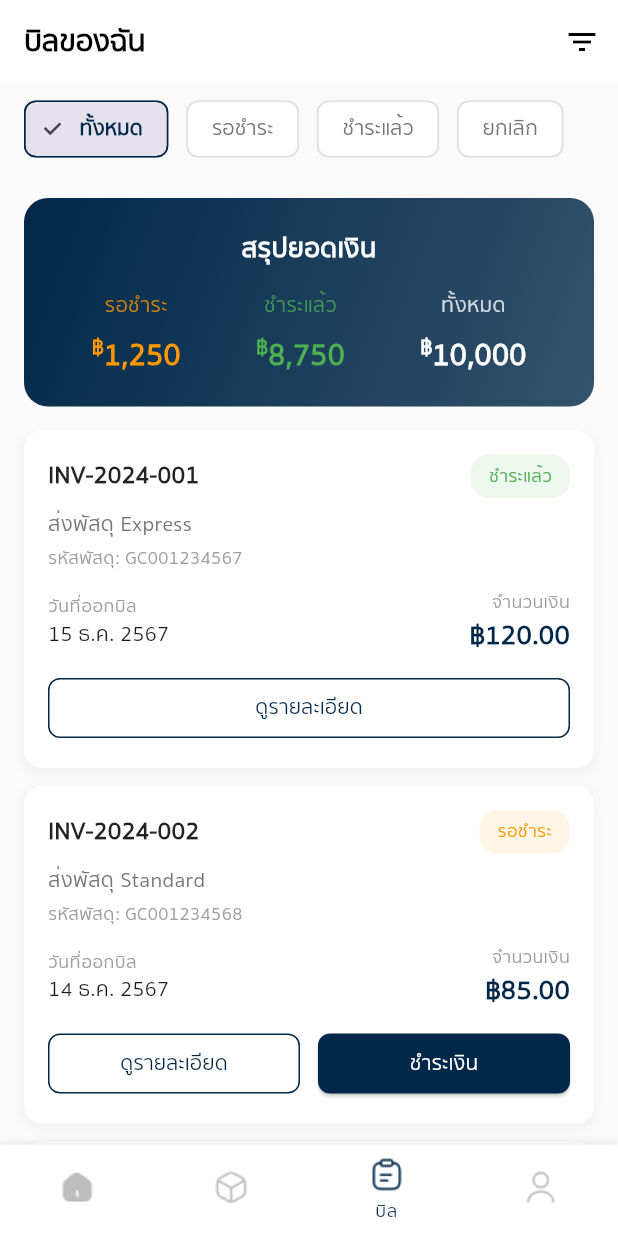
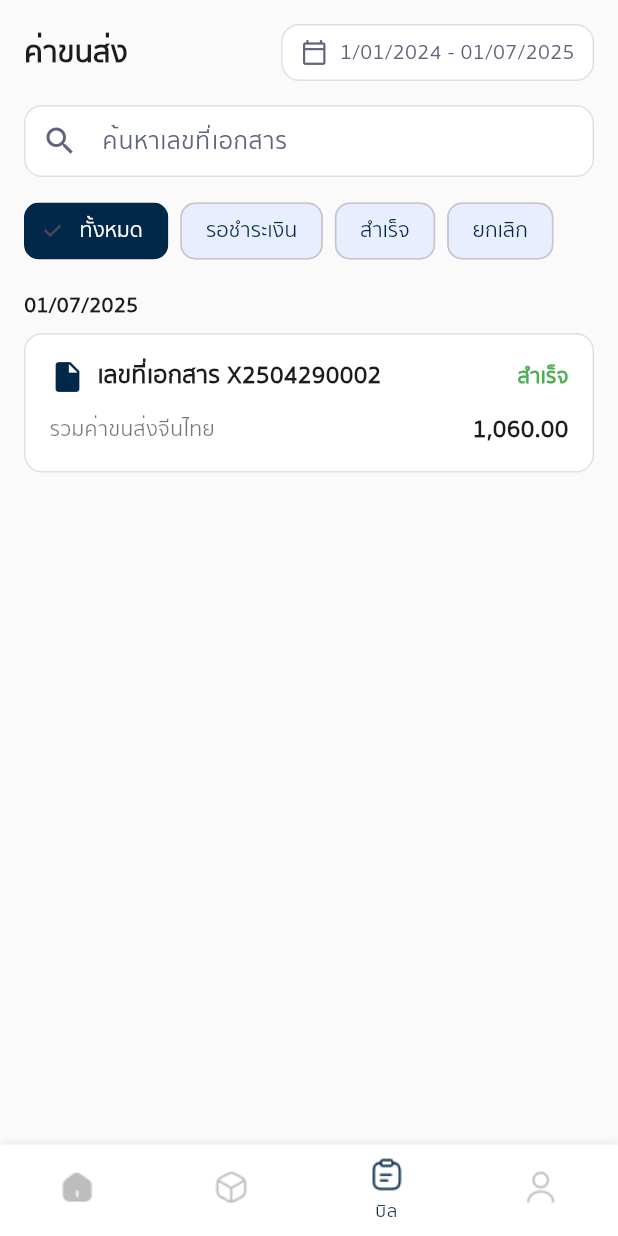
Before and after one commit to AshaTechCorporation/gcargo, a Flutter app: the screen it shows after launch, item 3 of the bottom bar chosen, on a phone screen of 412 x 824 dp. Run offline on Flutter 3.47's test engine with Material 3 defaults, Android fonts, the phone set to English and light mode, and no system bars; our stand-ins replace file_picker.

Commit message:
app new page

```diff
--- a/lib/bill/billPage.dart
+++ b/lib/bill/billPage.dart
@@ -1,4 +1,5 @@
 import 'package:flutter/material.dart';
+import 'package:intl/intl.dart';
 import 'package:gcargo/constants.dart';
 
 class BillPage extends StatefulWidget {
@@ -10,238 +11,140 @@ class BillPage extends StatefulWidget {
 
 class _BillPageState extends State<BillPage> {
   String selectedFilter = 'ทั้งหมด';
-  final List<String> filters = ['ทั้งหมด', 'รอชำระ', 'ชำระแล้ว', 'ยกเลิก'];
+  final List<String> filters = ['ทั้งหมด', 'รอชำระเงิน', 'สำเร็จ', 'ยกเลิก'];
+  String selectedDateRange = '1/01/2024 - 01/07/2025';
 
   @override
   Widget build(BuildContext context) {
     return Scaffold(
       backgroundColor: Colors.grey.shade50,
-      appBar: AppBar(
-        backgroundColor: Colors.white,
-        elevation: 0,
-        title: const Text('บิลของฉัน', style: TextStyle(color: Colors.black, fontSize: 20, fontWeight: FontWeight.bold)),
-        actions: [IconButton(onPressed: () {}, icon: const Icon(Icons.filter_list, color: Colors.black))],
+      body: SafeArea(
+        child: Column(
+          crossAxisAlignment: CrossAxisAlignment.start,
+          children: [
+            // 🔹 Header
+            Padding(
+              padding: const EdgeInsets.symmetric(horizontal: 16, vertical: 16),
+              child: Row(
+                children: [
+                  const Text('ค่าขนส่ง', style: TextStyle(fontSize: 20, fontWeight: FontWeight.bold)),
+                  const Spacer(),
+                  GestureDetector(
+                    onTap: () {
+                      // TODO: Add date range picker
+                    },
+                    child: Container(
+                      padding: const EdgeInsets.symmetric(horizontal: 12, vertical: 8),
+                      decoration: BoxDecoration(
+                        border: Border.all(color: Colors.grey.shade300),
+                        borderRadius: BorderRadius.circular(12),
+                        color: Colors.white,
                       ),
-      body: Column(
+                      child: Row(
                         children: [
-          // Filter Section
-          Container(
-            height: 60,
-            padding: const EdgeInsets.symmetric(horizontal: 16),
-            child: ListView.builder(
-              scrollDirection: Axis.horizontal,
-              itemCount: filters.length,
-              itemBuilder: (context, index) {
-                final filter = filters[index];
-                final isSelected = selectedFilter == filter;
-                return Container(
-                  margin: const EdgeInsets.only(right: 12, top: 8, bottom: 8),
-                  child: FilterChip(
-                    label: Text(filter),
-                    selected: isSelected,
-                    onSelected: (selected) {
-                      setState(() {
-                        selectedFilter = filter;
-                      });
-                    },
-                    backgroundColor: Colors.white,
-                    selectedColor: kButtonColor.withValues(alpha: 0.1),
-                    labelStyle: TextStyle(
-                      color: isSelected ? kButtonColor : Colors.grey.shade600,
-                      fontWeight: isSelected ? FontWeight.w600 : FontWeight.normal,
-                    ),
-                    side: BorderSide(color: isSelected ? kButtonColor : Colors.grey.shade300),
-                  ),
-                );
-              },
+                          const Icon(Icons.calendar_today_outlined, size: 18, color: kHintTextColor),
+                          const SizedBox(width: 8),
+                          Text(selectedDateRange, style: const TextStyle(color: kHintTextColor, fontSize: 14)),
+                        ],
                       ),
                     ),
-
-          // Summary Card
-          Container(
-            margin: const EdgeInsets.all(16),
-            padding: const EdgeInsets.all(20),
-            decoration: BoxDecoration(
-              gradient: LinearGradient(
-                colors: [kButtonColor, kButtonColor.withValues(alpha: 0.8)],
-                begin: Alignment.topLeft,
-                end: Alignment.bottomRight,
-              ),
-              borderRadius: BorderRadius.circular(16),
-            ),
-            child: Column(
-              children: [
-                const Text('สรุปยอดเงิน', style: TextStyle(color: Colors.white, fontSize: 18, fontWeight: FontWeight.bold)),
-                const SizedBox(height: 16),
-                Row(
-                  mainAxisAlignment: MainAxisAlignment.spaceAround,
-                  children: [
-                    _buildSummaryItem('รอชำระ', '1,250', '฿', Colors.orange),
-                    _buildSummaryItem('ชำระแล้ว', '8,750', '฿', Colors.green),
-                    _buildSummaryItem('ทั้งหมด', '10,000', '฿', Colors.white),
-                  ],
                   ),
                 ],
               ),
             ),
 
-          // Bills List
+            // 🔹 Search box
+            Padding(
+              padding: const EdgeInsets.symmetric(horizontal: 16),
+              child: TextField(
+                decoration: InputDecoration(
+                  hintText: 'ค้นหาเลขที่เอกสาร',
+                  hintStyle: const TextStyle(color: kHintTextColor),
+                  prefixIcon: const Icon(Icons.search, color: kHintTextColor),
+                  contentPadding: const EdgeInsets.symmetric(vertical: 0),
+                  filled: true,
+                  fillColor: Colors.white,
+                  border: OutlineInputBorder(borderRadius: BorderRadius.circular(12), borderSide: BorderSide(color: Colors.grey.shade300)),
+                  enabledBorder: OutlineInputBorder(borderRadius: BorderRadius.circular(12), borderSide: BorderSide(color: Colors.grey.shade300)),
+                ),
+              ),
+            ),
+
+            const SizedBox(height: 12),
+
+            // 🔹 Filter Chips
+            Padding(
+              padding: const EdgeInsets.symmetric(horizontal: 16),
+              child: Wrap(
+                spacing: 8,
+                children:
+                    filters.map((filter) {
+                      final isSelected = selectedFilter == filter;
+                      return ChoiceChip(
+                        label: Text(filter),
+                        selected: isSelected,
+                        onSelected: (_) {
+                          setState(() {
+                            selectedFilter = filter;
+                          });
+                        },
+                        labelStyle: TextStyle(color: isSelected ? Colors.white : kButtonColor, fontWeight: FontWeight.w500),
+                        selectedColor: kButtonColor,
+                        backgroundColor: kButtondiableColor,
+                        shape: RoundedRectangleBorder(borderRadius: BorderRadius.circular(10)),
+                      );
+                    }).toList(),
+              ),
+            ),
+
+            const SizedBox(height: 16),
+
+            // 🔹 Bill List
             Expanded(
-            child: ListView.builder(
+              child: ListView(
                 padding: const EdgeInsets.symmetric(horizontal: 16),
-              itemCount: 8,
-              itemBuilder: (context, index) {
-                return _buildBillCard(index);
-              },
+                children: [
+                  const Text('01/07/2025', style: TextStyle(fontSize: 14, fontWeight: FontWeight.w600)),
+                  const SizedBox(height: 8),
+                  _buildBillCard(documentNo: 'X2504290002', status: 'สำเร็จ', statusColor: Colors.green, totalAmount: '1,060.00'),
+                ],
               ),
+            ),
+          ],
+        ),
+      ),
+    );
+  }
+
+  Widget _buildBillCard({required String documentNo, required String status, required Color statusColor, required String totalAmount}) {
+    return Container(
+      margin: const EdgeInsets.only(bottom: 16),
+      padding: const EdgeInsets.all(16),
+      decoration: BoxDecoration(color: Colors.white, borderRadius: BorderRadius.circular(12), border: Border.all(color: Colors.grey.shade300)),
+      child: Column(
+        crossAxisAlignment: CrossAxisAlignment.start,
+        children: [
+          // 🔹 Top Row: icon + doc no + status
+          Row(
+            children: [
+              const Icon(Icons.insert_drive_file, color: kButtonColor),
+              const SizedBox(width: 8),
+              Expanded(child: Text('เลขที่เอกสาร $documentNo', style: const TextStyle(fontWeight: FontWeight.bold, fontSize: 16))),
+              Text(status, style: TextStyle(color: statusColor, fontWeight: FontWeight.bold)),
+            ],
+          ),
+          const SizedBox(height: 12),
+
+          // 🔹 Total
+          Row(
+            mainAxisAlignment: MainAxisAlignment.spaceBetween,
+            children: [
+              const Text('รวมค่าขนส่งจีนไทย', style: TextStyle(fontSize: 14, color: Colors.black54)),
+              Text(totalAmount, style: const TextStyle(fontWeight: FontWeight.bold, fontSize: 16)),
+            ],
           ),
         ],
       ),
     );
   }
-
-  Widget _buildSummaryItem(String title, String amount, String currency, Color color) {
-    return Column(
-      children: [
-        Text(title, style: TextStyle(color: color.withValues(alpha: 0.8), fontSize: 14)),
-        const SizedBox(height: 8),
-        Row(
-          mainAxisSize: MainAxisSize.min,
-          crossAxisAlignment: CrossAxisAlignment.start,
-          children: [
-            Text(currency, style: TextStyle(color: color, fontSize: 14, fontWeight: FontWeight.bold)),
-            Text(amount, style: TextStyle(color: color, fontSize: 20, fontWeight: FontWeight.bold)),
-          ],
-        ),
-      ],
-    );
 }
-
-  Widget _buildBillCard(int index) {
-    final List<Map<String, dynamic>> bills = [
-      {
-        'id': 'INV-2024-001',
-        'parcelId': 'GC001234567',
-        'amount': '120.00',
-        'status': 'ชำระแล้ว',
-        'statusColor': Colors.green,
-        'date': '15 ธ.ค. 2567',
-        'dueDate': '20 ธ.ค. 2567',
-        'service': 'ส่งพัสดุ Express',
-      },
-      {
-        'id': 'INV-2024-002',
-        'parcelId': 'GC001234568',
-        'amount': '85.00',
-        'status': 'รอชำระ',
-        'statusColor': Colors.orange,
-        'date': '14 ธ.ค. 2567',
-        'dueDate': '19 ธ.ค. 2567',
-        'service': 'ส่งพัสดุ Standard',
-      },
-      {
-        'id': 'INV-2024-003',
-        'parcelId': 'GC001234569',
-        'amount': '200.00',
-        'status': 'ชำระแล้ว',
-        'statusColor': Colors.green,
-        'date': '13 ธ.ค. 2567',
-        'dueDate': '18 ธ.ค. 2567',
-        'service': 'ส่งพัสดุ Premium',
-      },
-    ];
-
-    final bill = bills[index % bills.length];
-
-    return Container(
-      margin: const EdgeInsets.only(bottom: 12),
-      padding: const EdgeInsets.all(16),
-      decoration: BoxDecoration(
-        color: Colors.white,
-        borderRadius: BorderRadius.circular(12),
-        boxShadow: [BoxShadow(color: Colors.grey.withValues(alpha: 0.1), spreadRadius: 1, blurRadius: 6, offset: const Offset(0, 2))],
-      ),
-      child: Column(
-        crossAxisAlignment: CrossAxisAlignment.start,
-        children: [
-          Row(
-            mainAxisAlignment: MainAxisAlignment.spaceBetween,
-            children: [
-              Text(bill['id'], style: const TextStyle(fontSize: 16, fontWeight: FontWeight.bold, color: Colors.black87)),
-              Container(
-                padding: const EdgeInsets.symmetric(horizontal: 12, vertical: 6),
-                decoration: BoxDecoration(color: bill['statusColor'].withValues(alpha: 0.1), borderRadius: BorderRadius.circular(12)),
-                child: Text(bill['status'], style: TextStyle(fontSize: 12, color: bill['statusColor'], fontWeight: FontWeight.w500)),
-              ),
-            ],
-          ),
-          const SizedBox(height: 8),
-          Text(bill['service'], style: TextStyle(fontSize: 14, color: Colors.grey.shade600)),
-          const SizedBox(height: 4),
-          Text('รหัสพัสดุ: ${bill['parcelId']}', style: TextStyle(fontSize: 12, color: Colors.grey.shade500)),
-          const SizedBox(height: 12),
-          Row(
-            mainAxisAlignment: MainAxisAlignment.spaceBetween,
-            children: [
-              Column(
-                crossAxisAlignment: CrossAxisAlignment.start,
-                children: [
-                  Text('วันที่ออกบิล', style: TextStyle(fontSize: 12, color: Colors.grey.shade500)),
-                  Text(bill['date'], style: const TextStyle(fontSize: 14, fontWeight: FontWeight.w500)),
-                ],
-              ),
-              Column(
-                crossAxisAlignment: CrossAxisAlignment.end,
-                children: [
-                  Text('จำนวนเงิน', style: TextStyle(fontSize: 12, color: Colors.grey.shade500)),
-                  Text('฿${bill['amount']}', style: const TextStyle(fontSize: 18, fontWeight: FontWeight.bold, color: kButtonColor)),
-                ],
-              ),
-            ],
-          ),
-          if (bill['status'] == 'รอชำระ') ...[
-            const SizedBox(height: 12),
-            Row(
-              children: [
-                Expanded(
-                  child: OutlinedButton(
-                    onPressed: () {},
-                    style: OutlinedButton.styleFrom(
-                      side: const BorderSide(color: kButtonColor),
-                      shape: RoundedRectangleBorder(borderRadius: BorderRadius.circular(8)),
-                    ),
-                    child: const Text('ดูรายละเอียด', style: TextStyle(color: kButtonColor)),
-                  ),
-                ),
-                const SizedBox(width: 12),
-                Expanded(
-                  child: ElevatedButton(
-                    onPressed: () {},
-                    style: ElevatedButton.styleFrom(
-                      backgroundColor: kButtonColor,
-                      shape: RoundedRectangleBorder(borderRadius: BorderRadius.circular(8)),
-                    ),
-                    child: const Text('ชำระเงิน', style: TextStyle(color: Colors.white)),
-                  ),
-                ),
-              ],
-            ),
-          ] else ...[
-            const SizedBox(height: 12),
-            SizedBox(
-              width: double.infinity,
-              child: OutlinedButton(
-                onPressed: () {},
-                style: OutlinedButton.styleFrom(
-                  side: const BorderSide(color: kButtonColor),
-                  shape: RoundedRectangleBorder(borderRadius: BorderRadius.circular(8)),
-                ),
-                child: const Text('ดูรายละเอียด', style: TextStyle(color: kButtonColor)),
-              ),
-            ),
-          ],
-        ],
-      ),
-    );
-  }
-}
--- a/lib/home/productDetailPage.dart
+++ b/lib/home/productDetailPage.dart
@@ -1,6 +1,7 @@
 import 'package:flutter/material.dart';
 import 'package:gcargo/constants.dart';
 import 'package:gcargo/home/cartPage.dart';
+import 'package:gcargo/home/purchaseBillPage.dart';
 
 class ProductDetailPage extends StatefulWidget {
   const ProductDetailPage({super.key});
@@ -85,7 +86,9 @@ class _ProductDetailPageState extends State<ProductDetailPage> {
                 borderRadius: BorderRadius.circular(6), // ✅ ขอบมนเล็กน้อย
               ),
             ),
-            onPressed: () {},
+            onPressed: () {
+              Navigator.push(context, MaterialPageRoute(builder: (_) => const PurchaseBillPage()));
+            },
             child: const Text('สั่งซื้อสินค้า', style: TextStyle(fontSize: 16, color: Colors.white)),
           ),
         ),
```
Also changed, not shown: lib/home/purchaseBillPage.dart (added, +200 -0 lines). Lines whose indentation alone changed are shown as unchanged.
